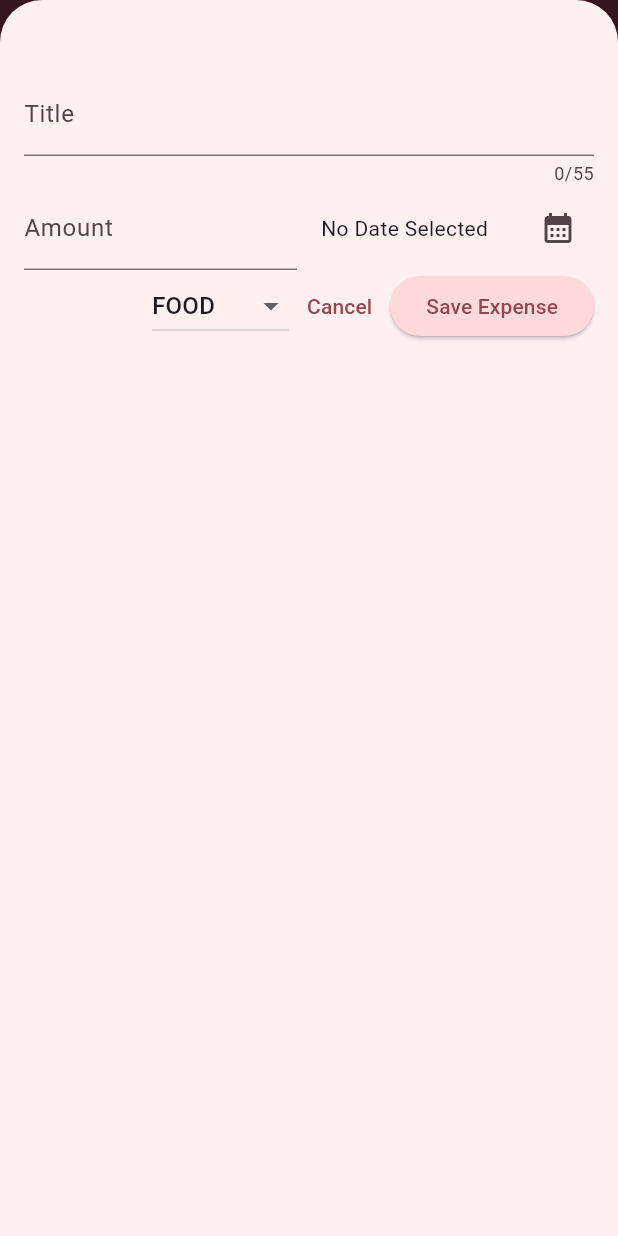
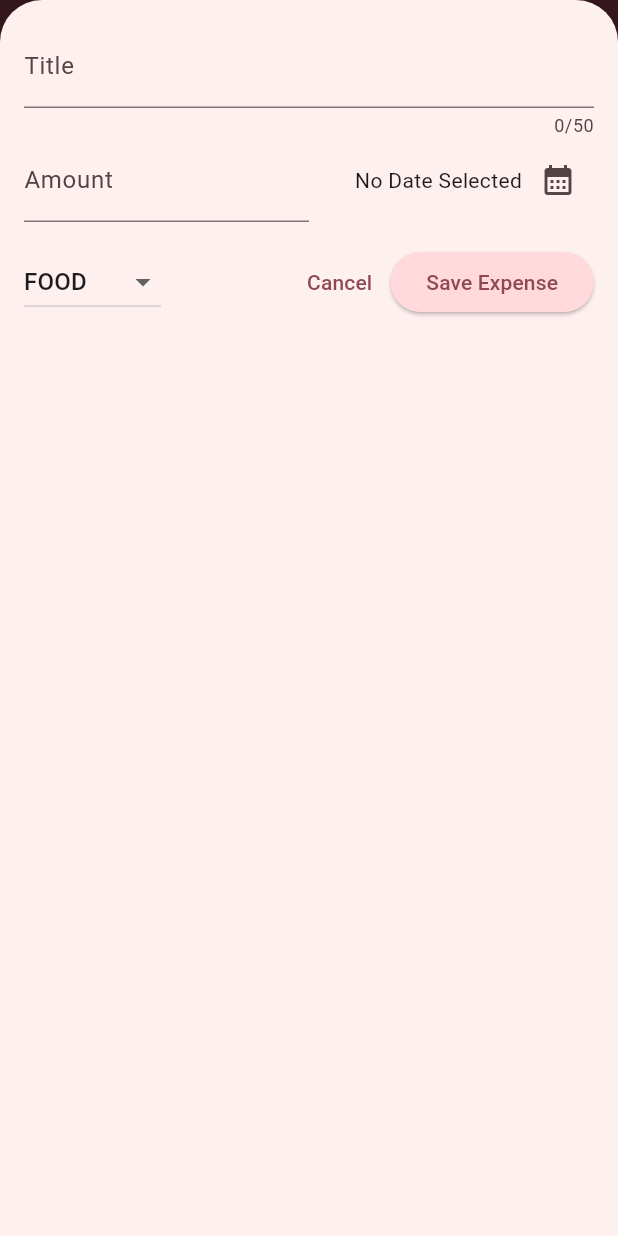
Before and after one commit to heatherbrain/Expense-Flutter, a Flutter app: the screen it shows after launch, after a tap on the "add" icon, on a phone screen of 412 x 824 dp. Run offline on Flutter 3.47's test engine with Material 3 defaults, Android fonts, the phone set to English and light mode, and no system bars.

Commit message:
new responsive feature

```diff
--- a/lib/main.dart
+++ b/lib/main.dart
@@ -1,17 +1,23 @@
 import 'package:flutter/material.dart';
+import 'package:flutter/services.dart';
 
 import 'package:flutter_second/widgets/expenses.dart';
 
 var colorScheme = ColorScheme.fromSeed(
-  seedColor: Color.fromARGB(255, 255, 68, 108),
+  seedColor: const Color.fromARGB(255, 255, 68, 108),
 );
 
 var darkColorScheme = ColorScheme.fromSeed(
   brightness: Brightness.dark,
-  seedColor: Color.fromARGB(255, 115, 31, 49),
+  seedColor:const Color.fromARGB(255, 115, 31, 49),
 );
 
 void main() {
+  // WidgetsFlutterBinding.ensureInitialized();
+  // SystemChrome.setPreferredOrientations([
+  //    DeviceOrientation.portraitUp,
+  // ]).then( (fn) {
+
   runApp(
     MaterialApp(
       darkTheme: ThemeData.dark().copyWith(
@@ -58,7 +64,8 @@ void main() {
             ),
       ),
       themeMode: ThemeMode.system,
-      home: Expenses(),
+      home: const Expenses(),
     ),
   );
+  // });
 }
--- a/lib/widgets/expenses.dart
+++ b/lib/widgets/expenses.dart
@@ -1,41 +1,44 @@
 import 'package:flutter/material.dart';
+
 import 'package:flutter_second/widgets/expenses_list/expenses_list.dart';
 import 'package:flutter_second/models/expense_data.dart';
 import 'package:flutter_second/widgets/new_expense.dart';
+import 'package:flutter_second/widgets/chart/chart.dart';
 
 class Expenses extends StatefulWidget {
   const Expenses({super.key});
 
   @override
   State<Expenses> createState() {
-    return _ExpenseState();
+    return _ExpensesState();
   }
 }
 
-class _ExpenseState extends State<Expenses> {
+class _ExpensesState extends State<Expenses> {
   final List<ExpenseData> _registeredExpenses = [
     ExpenseData(
-      title: 'Genshin Food',
+      title: 'Flutter Course',
       amount: 19.99,
-      date: DateTime.now(),
-      category: Category.food,
-    ),
-    ExpenseData(
-      title: 'Genshin Item',
-      amount: 11.99,
       date: DateTime.now(),
       category: Category.item,
     ),
     ExpenseData(
-      title: 'Genshin Weapon',
-      amount: 24.99,
+      title: 'Cinema',
+      amount: 15.69,
       date: DateTime.now(),
       category: Category.weapon,
+    ),
+    ExpenseData(
+      title: 'Cinema',
+      amount: 15.69,
+      date: DateTime.now(),
+      category: Category.food,
     ),
   ];
 
   void _openAddExpenseOverlay() {
     showModalBottomSheet(
+      useSafeArea: true,
       isScrollControlled: true,
       context: context,
       builder: (ctx) => NewExpense(onAddExpense: _addExpense),
@@ -48,7 +51,7 @@ class _ExpenseState extends State<Expenses> {
     });
   }
 
-  void _removedExpense(ExpenseData expense) {
+  void _removeExpense(ExpenseData expense) {
     final expenseIndex = _registeredExpenses.indexOf(expense);
     setState(() {
       _registeredExpenses.remove(expense);
@@ -56,44 +59,64 @@ class _ExpenseState extends State<Expenses> {
     ScaffoldMessenger.of(context).clearSnackBars();
     ScaffoldMessenger.of(context).showSnackBar(
       SnackBar(
-        duration: Duration(seconds: 3),
-        content: Text('Expense deleted.'),
-        action: SnackBarAction(label: 'Undo', onPressed: () {
+        duration: const Duration(seconds: 3),
+        content: const Text('Expense deleted.'),
+        action: SnackBarAction(
+          label: 'Undo',
+          onPressed: () {
             setState(() {
               _registeredExpenses.insert(expenseIndex, expense);
             });
-        }),
+          },
+        ),
       ),
     );
   }
 
   @override
   Widget build(BuildContext context) {
-    Widget mainContent = Center(
-      child: Text('No Expenses Found.'),
+    final width = MediaQuery.of(context).size.width;
+
+    Widget mainContent = const Center(
+      child: Text('No expenses found. Start adding some!'),
     );
 
     if (_registeredExpenses.isNotEmpty) {
       mainContent = ExpensesList(
-          expenses: _registeredExpenses, onRemoveExpense: _removedExpense);
+        expenses: _registeredExpenses,
+        onRemoveExpense: _removeExpense,
+      );
     }
 
     return Scaffold(
         appBar: AppBar(
-        title: Text('Flutter Expense Tracker'),
+          centerTitle: false,
+          title: const Text('Flutter ExpenseTracker'),
           actions: [
             IconButton(
-              onPressed: _openAddExpenseOverlay, icon: const Icon(Icons.add)),
+              onPressed: _openAddExpenseOverlay,
+              icon: const Icon(Icons.add),
+            ),
           ],
         ),
-      body: Column(
+        body: width < 600
+            ? Column(
                 children: [
-          const Text('Chart'),
+                  Chart(expenses: _registeredExpenses),
                   Expanded(
                     child: mainContent,
                   ),
                 ],
+              )
+            : Row(
+                children: [
+                  Expanded(
+                    child: Chart(expenses: _registeredExpenses),
                   ),
-    );
+                  Expanded(
+                    child: mainContent,
+                  ),
+                ],
+              ));
   }
 }
--- a/lib/widgets/new_expense.dart
+++ b/lib/widgets/new_expense.dart
@@ -1,4 +1,7 @@
-import 'dart:ffi';
+// import 'dart:ffi';
+import 'dart:io';
+
+import 'package:flutter/cupertino.dart';
 import 'package:flutter/material.dart';
 import 'package:flutter_second/models/expense_data.dart';
 
@@ -34,12 +37,24 @@ class _NewExpenseState extends State<NewExpense> {
     });
   }
 
-  void _submitExpenseData() {
-    final enteredAmount = double.tryParse(_amountController.text);
-    final amountIsInvalid = enteredAmount == null || enteredAmount <= 0;
-    if (_titleController.text.trim().isEmpty ||
-        amountIsInvalid ||
-        _selectedDate == null) {
+  void _showdialog() {
+    if (Platform.isIOS) {
+      showCupertinoDialog(
+          context: context,
+          builder: (ctx) => CupertinoAlertDialog(
+                title: const Text('Invalid Input'),
+                content: const Text(
+                    'Please make sure a valid title, amount, date, and category was entered.'),
+                actions: [
+                  TextButton(
+                    onPressed: () {
+                      Navigator.pop(ctx);
+                    },
+                    child: const Text('Ok'),
+                  )
+                ],
+              ));
+    } else {
       showDialog(
         context: context,
         builder: (ctx) => AlertDialog(
@@ -56,9 +71,20 @@ class _NewExpenseState extends State<NewExpense> {
           ],
         ),
       );
+    }
+  }
+
+  void _submitExpenseData() {
+    final enteredAmount = double.tryParse(_amountController.text);
+    final amountIsInvalid = enteredAmount == null || enteredAmount <= 0;
+    if (_titleController.text.trim().isEmpty ||
+        amountIsInvalid ||
+        _selectedDate == null) {
+      _showdialog();
       return;
     }
-    widget.onAddExpense(ExpenseData(
+    widget.onAddExpense(
+      ExpenseData(
           title: _titleController.text,
           amount: enteredAmount,
           date: _selectedDate!,
@@ -76,15 +102,98 @@ class _NewExpenseState extends State<NewExpense> {
 
   @override
   Widget build(BuildContext context) {
-    return Padding(
-      padding: const EdgeInsets.fromLTRB(16, 48, 16, 16),
+    final keyboardSpace = MediaQuery.of(context).viewInsets.bottom;
+    return LayoutBuilder(builder: (ctx, constraints) {
+      final width = constraints.maxWidth;
+
+      return SizedBox(
+        height: double.infinity,
+        child: SingleChildScrollView(
+          padding: EdgeInsets.fromLTRB(16, 16, 16, keyboardSpace + 16),
           child: Column(
             children: [
+              if (width >= 600)
+                Row(
+                  crossAxisAlignment: CrossAxisAlignment.start,
+                  children: [
+                    Expanded(
+                      child: TextField(
+                        controller: _titleController,
+                        maxLength: 50,
+                        decoration: const InputDecoration(
+                          label: Text('Title'),
+                        ),
+                      ),
+                    ),
+                    const SizedBox(
+                      width: 24,
+                    ),
+                    Expanded(
+                      child: TextField(
+                        controller: _amountController,
+                        keyboardType: TextInputType.number,
+                        decoration: const InputDecoration(
+                          prefixText: '\$',
+                          labelText: 'Amount',
+                        ),
+                      ),
+                    ),
+                  ],
+                )
+              else
                 TextField(
                   controller: _titleController,
-            maxLength: 55,
-            decoration: const InputDecoration(labelText: 'Title'),
+                  maxLength: 50,
+                  decoration: const InputDecoration(
+                    label: Text('Title'),
                   ),
+                ),
+              if (width >= 600)
+                Row(
+                  children: [
+                    DropdownButton(
+                        value: _selectedCategory,
+                        items: Category.values
+                            .map(
+                              (category) => DropdownMenuItem(
+                                value: category,
+                                child: Text(
+                                  category.name.toUpperCase(),
+                                ),
+                              ),
+                            )
+                            .toList(),
+                        onChanged: (value) {
+                          if (value == null) {
+                            return;
+                          }
+                          setState(() {
+                            _selectedCategory = value;
+                          });
+                        }),
+                    const SizedBox(
+                      width: 24,
+                    ),
+                    Expanded(
+                      child: Row(
+                        mainAxisAlignment: MainAxisAlignment.end,
+                        crossAxisAlignment: CrossAxisAlignment.center,
+                        children: [
+                          Text(
+                            _selectedDate == null
+                                ? 'No Date Selected'
+                                : '${_selectedDate!.day}/${_selectedDate!.month}/${_selectedDate!.year}',
+                          ),
+                          IconButton(
+                            onPressed: selectDate,
+                            icon: const Icon(Icons.calendar_month),
+                          ),
+                        ],
+                      ),
+                    ),
+                  ],
+                )
+              else
                 Row(
                   children: [
                     Expanded(
@@ -98,11 +207,12 @@ class _NewExpenseState extends State<NewExpense> {
                       ),
                     ),
                     const SizedBox(
-                width: 16,
+                      height: 16,
                     ),
                     Expanded(
                       child: Row(
-                  mainAxisAlignment: MainAxisAlignment.spaceBetween,
+                        mainAxisAlignment: MainAxisAlignment.end,
+                        crossAxisAlignment: CrossAxisAlignment.center,
                         children: [
                           Text(
                             _selectedDate == null
@@ -118,6 +228,26 @@ class _NewExpenseState extends State<NewExpense> {
                     ),
                   ],
                 ),
+              const SizedBox(
+                height: 16,
+              ),
+              if (width >= 600)
+                Row(
+                  children: [
+                    const Spacer(),
+                    TextButton(
+                      onPressed: () {
+                        Navigator.pop(context);
+                      },
+                      child: const Text('Cancel'),
+                    ),
+                    ElevatedButton(
+                      onPressed: _submitExpenseData,
+                      child: const Text('Save Expense'),
+                    ),
+                  ],
+                )
+              else
                 Row(
                   mainAxisAlignment: MainAxisAlignment.end,
                   children: [
@@ -140,8 +270,8 @@ class _NewExpenseState extends State<NewExpense> {
                           setState(() {
                             _selectedCategory = value;
                           });
-                    ;
                         }),
+                    const Spacer(),
                     TextButton(
                       onPressed: () {
                         Navigator.pop(context);
@@ -156,6 +286,8 @@ class _NewExpenseState extends State<NewExpense> {
                 ),
             ],
           ),
+        ),
       );
+    });
   }
 }
```
Lines whose indentation alone changed are shown as unchanged.
